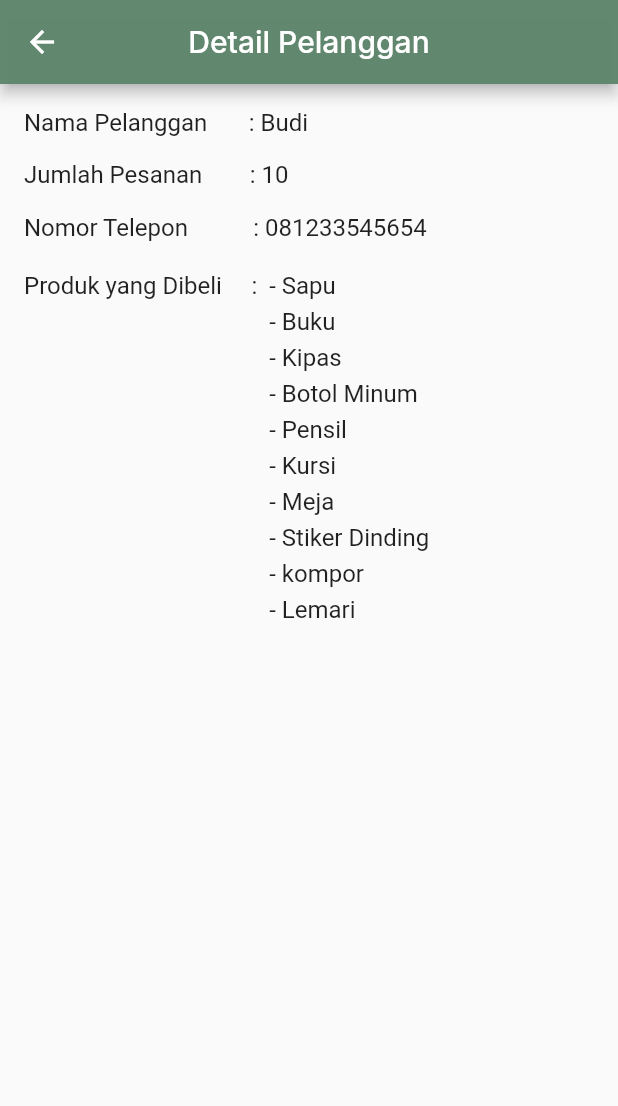
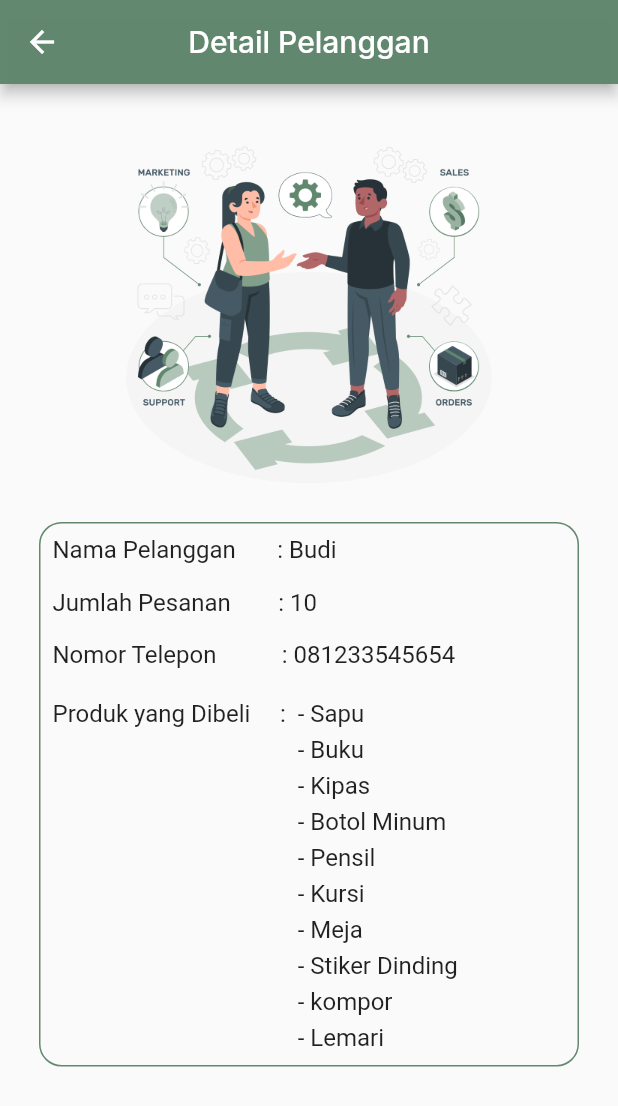
Before and after one commit to aadeeee/Proyek-mobile, a Flutter app: the MyCustomer screen opened directly, after a tap on "Pembelian", after a tap on "Budi", on a phone screen of 412 x 824 dp. Shown: the top 1106 px of the screen. Run offline on Flutter 3.47's test engine with Material 2 defaults, Android fonts, the phone set to English and light mode, and no system bars; our stand-ins replace carousel_slider, google_fonts, image_picker, scrollable_positioned_list.

Commit message:
Update desain halaman produk,pelanggan

```diff
--- a/lib/component/Pelanggan/Pelanggan.dart
+++ b/lib/component/Pelanggan/Pelanggan.dart
@@ -1,4 +1,5 @@
 import 'package:flutter/material.dart';
+import 'package:google_fonts/google_fonts.dart';
 import 'package:mobile/component/Pelanggan/customer.dart';
 
 import '../../Variabel/global.dart';
@@ -15,9 +16,10 @@ class _MyCustomerState extends State<MyCustomer> {
   Widget build(BuildContext context) {
     return Scaffold(
       appBar: AppBar(
-
-        title: const Center(child: Text('Data Pelanggan')),
-      backgroundColor: primaryColor,),
+        title:
+            Center(child: Text('Data Pelanggan', style: GoogleFonts.inter())),
+        backgroundColor: primaryColor,
+      ),
       body: const MyCustomerList(),
     );
   }
--- a/lib/component/Pelanggan/detailCustomer.dart
+++ b/lib/component/Pelanggan/detailCustomer.dart
@@ -20,9 +20,30 @@ class _MyDetailCustomerState extends State<MyDetailCustomer> {
         centerTitle: true,
         backgroundColor: primaryColor,
       ),
-      body: SingleChildScrollView(
+      body: Container(
+        margin: EdgeInsets.all(10),
         child: Padding(
           padding: const EdgeInsets.all(16.0),
+          child: Column(
+            crossAxisAlignment: CrossAxisAlignment.start,
+            children: [
+              Center(
+                child: SizedBox(
+                    child: Image.asset(
+                  'assets/images/detailpelanggan.png',
+                  height: 250,
+                )),
+              ),
+              const SizedBox(
+                height: 16,
+              ),
+              Container(
+                decoration: BoxDecoration(
+                    // color: primaryColor,
+                    border: Border.all(color: primaryColor),
+                    borderRadius: BorderRadius.all(Radius.circular(15))),
+                // color: primaryColor,
+                padding: EdgeInsets.all(8),
                 child: Column(
                   crossAxisAlignment: CrossAxisAlignment.start,
                   children: [
@@ -63,6 +84,9 @@ class _MyDetailCustomerState extends State<MyDetailCustomer> {
                     ),
                   ],
                 ),
+              )
+            ],
+          ),
         ),
       ),
     );
--- a/lib/component/Profil/profil.dart
+++ b/lib/component/Profil/profil.dart
@@ -1,4 +1,5 @@
 import 'package:flutter/material.dart';
+import 'package:google_fonts/google_fonts.dart';
 
 import 'package:mobile/component/Account/login.dart';
 import 'package:mobile/component/Profil/myEditProfil.dart';
@@ -24,11 +25,10 @@ class _MyProfilState extends State<MyProfil> {
     return Scaffold(
       appBar: AppBar(
         backgroundColor: primaryColor,
-        title: const Center(
+        title:  Center(
           child: Text(
             "Toko Sejahtera",
-            style: TextStyle(
-                fontSize: 20, color: Colors.white, fontFamily: 'inter'),
+           style: GoogleFonts.inter()
           ),
         ),
       ),
--- a/lib/component/home.dart
+++ b/lib/component/home.dart
@@ -1,5 +1,6 @@
 import 'package:carousel_slider/carousel_slider.dart';
 import 'package:flutter/material.dart';
+import 'package:google_fonts/google_fonts.dart';
 import 'package:intl/intl.dart';
 import 'package:mobile/Provider/homeProvider.dart';
 import 'package:mobile/Provider/profilProvider.dart';
@@ -80,12 +81,11 @@ class _MyHomeState extends State<MyHome> with TickerProviderStateMixin {
     var tmp = prov.jsonData['data'];
     return Scaffold(
       appBar: AppBar(
-        backgroundColor: primaryColor,
+        backgroundColor: Color.fromARGB(255, 134, 192, 137).withOpacity(0.1),
         title: Center(
           child: Text(
             'Selamat datang, di ${prov1.namaToko}',
-            style: TextStyle(
-                fontSize: 20, color: Colors.white, fontFamily: 'inter'),
+            style: GoogleFonts.inter(),
           ),
         ),
       ),
--- a/lib/main.dart
+++ b/lib/main.dart
@@ -6,6 +6,8 @@ import 'package:mobile/Provider/profilProvider.dart';
 import 'package:mobile/Provider/regisProvider.dart';
 import 'package:mobile/Provider/supplierProvider.dart';
 import 'package:mobile/Provider/transaksiProvider.dart';
+import 'package:mobile/component/app.dart';
+import 'package:mobile/component/home.dart';
 import 'component/Account/login.dart';
 import 'package:provider/provider.dart';
 import 'Provider/homeProvider.dart';
@@ -36,7 +38,7 @@ class MyApp extends StatelessWidget {
       title: 'Inventory plus',
       debugShowCheckedModeBanner: false,
       theme: prov.getTheme(),
-      home: MyLogin(),
+      home: MyMain(),
     );
   }
 }
--- a/pubspec.yaml
+++ b/pubspec.yaml
@@ -102,6 +102,7 @@ flutter:
     - assets/images/kalender.png
     - assets/images/profile.jpg
     - assets/images/listbarang.png
+    - assets/images/detailpelanggan.png
     # An image asset can refer to one or more resolution-specific "variants", see
     # https://flutter.dev/assets-and-images/#resolution-aware
     # For details regarding adding assets from package dependencies, see
```
Also changed, not shown: lib/Provider/pelangganProvider.dart (+71 -13 lines), lib/Provider/produkprovider.dart (+20 -16 lines), lib/Provider/supplierProvider.dart (+48 -2 lines), lib/component/Pelanggan/tambahPelanggan.dart (+11 -3 lines), lib/component/Produk/deskripsi.dart (+23 -11 lines), lib/component/Produk/detailsupply.dart (+45 -10 lines), lib/component/Produk/tambahProdukMasuk.dart (+40 -0 lines), lib/component/Profil/kataSandi.dart (+15 -15 lines), assets/images/detailpelanggan.png (added). Lines whose indentation alone changed are shown as unchanged.
